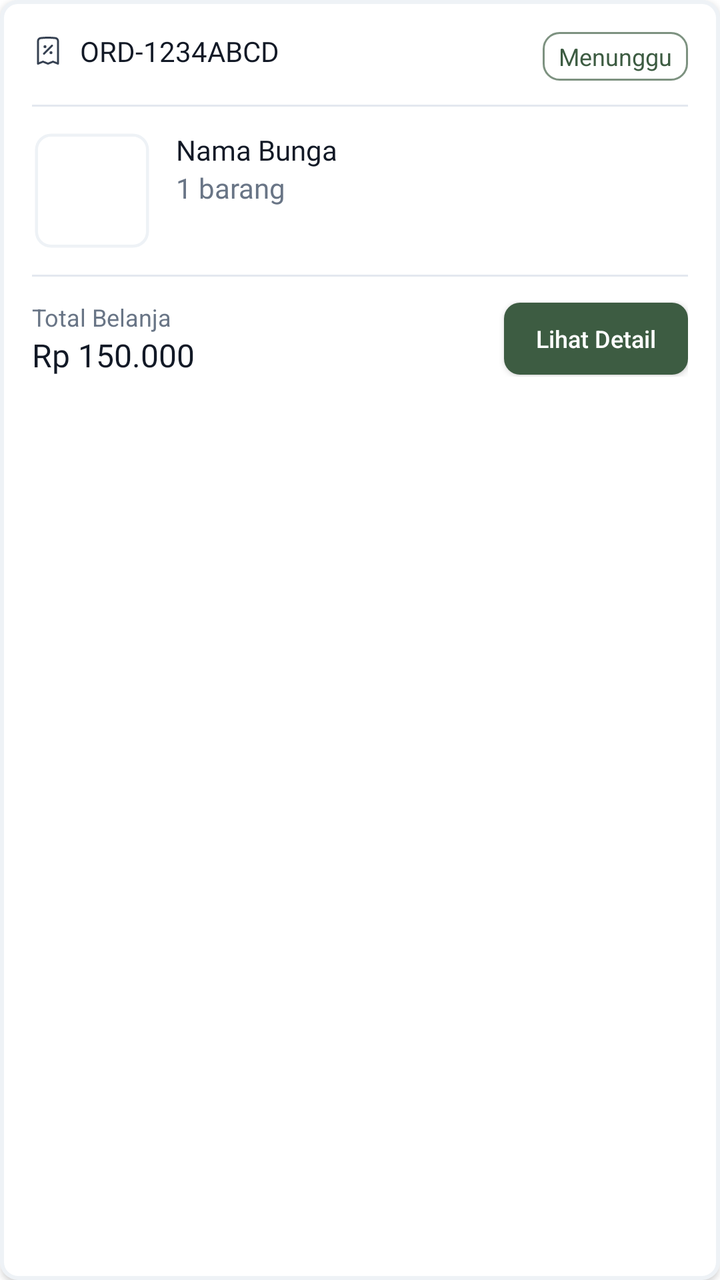
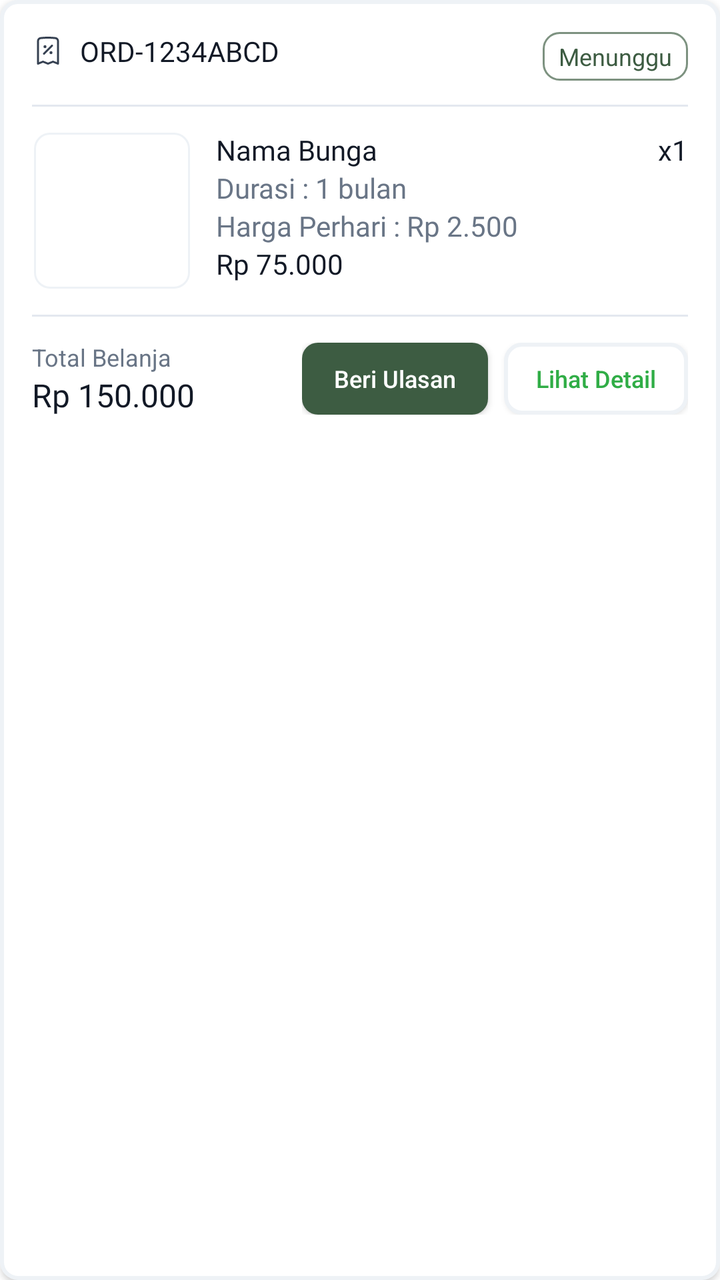

Compare the two renders of this Android layout. The source of the first and the diff that turns it into the second are given below.
<!-- AndroidManifest.xml: application theme Theme.Florist -->
<!-- res/layout/item_buyer_order.xml -->
<?xml version="1.0" encoding="utf-8"?>
<LinearLayout xmlns:android="http://schemas.android.com/apk/res/android"
    android:layout_width="match_parent"
    android:layout_height="wrap_content"
    xmlns:app="http://schemas.android.com/apk/res-auto"
    android:orientation="vertical"
    android:layout_marginHorizontal="16dp"
    android:layout_marginTop="12dp"
    android:background="@drawable/rounded_white_button"
    android:padding="16dp"
    android:elevation="2dp">

    <RelativeLayout
        android:layout_width="match_parent"
        android:layout_height="wrap_content"
        android:layout_marginBottom="12dp">

        <LinearLayout
            android:layout_width="wrap_content"
            android:layout_height="wrap_content"
            android:orientation="horizontal"
            android:gravity="center_vertical">

            <ImageView
                android:layout_width="16dp"
                android:layout_height="16dp"
                android:src="@drawable/ic_receipt"
                app:tint="@color/gray_700"/>

            <TextView
                android:id="@+id/tvOrderId"
                android:layout_width="wrap_content"
                android:layout_height="wrap_content"
                android:text="ORD-1234ABCD"
                android:textColor="@color/gray_900"
                style="@style/label_lg_bold"
                android:layout_marginStart="8dp"/>
        </LinearLayout>

        <TextView
            android:id="@+id/tvOrderStatus"
            android:layout_width="wrap_content"
            android:layout_height="wrap_content"
            android:text="Menunggu"
            android:textSize="12sp"
            android:textColor="@color/olive_500"
            android:background="@drawable/rounded_green_border_button"
            android:paddingHorizontal="8dp"
            android:paddingVertical="4dp"
            android:layout_alignParentEnd="true"
            android:layout_centerVertical="true"/>
    </RelativeLayout>

    <View
        android:layout_width="match_parent"
        android:layout_height="1dp"
        android:background="@color/gray_200"
        android:layout_marginBottom="12dp"/>

    <LinearLayout
        android:layout_width="match_parent"
        android:layout_height="wrap_content"
        android:orientation="horizontal">

        <ImageView
            android:id="@+id/imgOrderProduct"
            android:layout_width="60dp"
            android:layout_height="60dp"
            android:scaleType="centerCrop"
            android:background="@drawable/rounded_gray_layout"
            android:clipToOutline="true"/>

        <RelativeLayout
            android:layout_width="match_parent"
            android:layout_height="match_parent"
            android:layout_marginStart="12dp">

            <TextView
                android:id="@+id/tvOrderProductName"
                android:layout_width="match_parent"
                android:layout_height="wrap_content"
                android:text="Nama Bunga"
                android:textColor="@color/gray_900"
                style="@style/body_md_bold"
                android:maxLines="1"
                android:ellipsize="end"/>

            <TextView
                android:id="@+id/tvOrderQty"
                android:layout_width="wrap_content"
                android:layout_height="wrap_content"
                android:text="1 barang"
                android:textColor="@color/gray_500"
                style="@style/label_lg_regular"
                android:layout_below="@id/tvOrderProductName"/>

            <TextView
                android:id="@+id/tvMoreItems"
                android:layout_width="wrap_content"
                android:layout_height="wrap_content"
                android:text="+ 2 produk lainnya"
                android:textSize="12sp"
                android:textColor="@color/gray_700"
                android:layout_alignParentBottom="true"
                android:visibility="gone"/> </RelativeLayout>
    </LinearLayout>

    <View
        android:layout_width="match_parent"
        android:layout_height="1dp"
        android:background="@color/gray_200"
        android:layout_marginVertical="12dp"/>

    <RelativeLayout
        android:layout_width="match_parent"
        android:layout_height="wrap_content"
        android:gravity="center_vertical">

        <LinearLayout
            android:layout_width="wrap_content"
            android:layout_height="wrap_content"
            android:orientation="vertical">

            <TextView
                android:layout_width="wrap_content"
                android:layout_height="wrap_content"
                android:text="Total Belanja"
                android:textColor="@color/gray_500"
                android:textSize="12sp"/>

            <TextView
                android:id="@+id/tvOrderGrandTotal"
                android:layout_width="wrap_content"
                android:layout_height="wrap_content"
                android:text="Rp 150.000"
                android:textColor="@color/gray_900"
                style="@style/title_md_bold"/>
        </LinearLayout>

        <Button
            android:id="@+id/btnOrderAction"
            android:layout_width="wrap_content"
            android:layout_height="36dp"
            android:text="Lihat Detail"
            android:textSize="12sp"
            android:textColor="@color/white"
            android:background="@drawable/rounded_success_button"
            android:layout_alignParentEnd="true"
            android:layout_centerVertical="true"
            android:paddingHorizontal="16dp"
            android:textAllCaps="false"/>
    </RelativeLayout>
</LinearLayout>
<!-- resources referenced by this layout -->
<resources>
  <color name="gray_200">#E3E8EF</color>
  <color name="gray_500">#697586</color>
  <color name="gray_700">#364152</color>
  <color name="gray_900">#121926</color>
  <color name="olive_500">#3D5C42</color>
  <color name="white">#FFFFFF</color>
  <!-- drawable rounded_gray_layout (drawable) -->
  <?xml version="1.0" encoding="utf-8"?>
  <shape xmlns:android="http://schemas.android.com/apk/res/android"
      android:shape="rectangle">
  
      <solid android:color="@color/white"/>
      <stroke android:color="@color/border_tertiary" android:width="3dp"/>
      <corners android:bottomLeftRadius="8dp"
          android:bottomRightRadius="8dp"
          android:topLeftRadius="8dp"
          android:topRightRadius="8dp"/>
  
  </shape>
  <!-- drawable rounded_white_button (drawable) -->
  <?xml version="1.0" encoding="utf-8"?>
  <shape xmlns:android="http://schemas.android.com/apk/res/android"
      android:shape="rectangle">
  
      <solid android:color="@color/white"/>
      <stroke android:width="2dp" android:color="@color/gray_100"/>
      <corners
          android:bottomLeftRadius="8dp"
          android:bottomRightRadius="8dp"
          android:topLeftRadius="8dp"
          android:topRightRadius="8dp"
          />
  </shape>
  <style name="body_md_bold">
          <item name="android:fontFamily">@font/nunito_sans_bold</item>
          <item name="android:textSize">14sp</item>
          <item name="android:lineSpacingMultiplier">0.87</item>
          <item name="android:lineSpacingExtra">2sp</item>
      </style>
  <style name="label_lg_bold">
          <item name="android:fontFamily">@font/nunito_sans_bold</item>
          <item name="android:textSize">14sp</item>
          <item name="android:lineSpacingMultiplier">0.7</item>
          <item name="android:lineSpacingExtra">6sp</item>
      </style>
  <style name="label_lg_regular">
          <item name="android:fontFamily">@font/nunitosans_regular</item>
          <item name="android:textSize">14sp</item>
          <item name="android:lineSpacingMultiplier">0.7</item>
          <item name="android:lineSpacingExtra">6sp</item>
          <item name="android:textAllCaps">false</item>
      </style>
  <style name="title_md_bold">
          <item name="android:fontFamily">@font/nunito_sans_bold</item>
          <item name="android:textSize">16sp</item>
          <item name="android:lineSpacingMultiplier">0.44</item>
          <item name="android:lineSpacingExtra">10sp</item>
      </style>
  <color name="border_tertiary">@color/gray_100</color>
  <color name="border_accent">@color/olive_300</color>
  <color name="bg_accent">@color/olive_500</color>
  <color name="border_secondary">@color/gray_400</color>
  <color name="gray_100">#EEF2F6</color>
  <color name="main_color">#3D5C42</color>
  <color name="teal_200">#FF03DAC5</color>
  <color name="teal_700">#FF018786</color>
  <color name="black">#121926</color>
  <!-- drawable rounded_normal_edittext (drawable) -->
  <?xml version="1.0" encoding="utf-8"?>
  <shape xmlns:android="http://schemas.android.com/apk/res/android"
      android:shape="rectangle">
  
      <solid android:color="@color/white"/>
      <stroke android:color="@color/border_secondary" android:width="1dp"/>
      <corners android:bottomLeftRadius="8dp"
          android:bottomRightRadius="8dp"
          android:topLeftRadius="8dp"
          android:topRightRadius="8dp"/>
  
  </shape>
  <color name="olive_300">#7D9280</color>
  <color name="gray_400">#9AA4B2</color>
  <!-- unchanged entries left out for length: 4 -->
</resources>

<!-- the commit's change to res/layout/item_buyer_order.xml (unified diff, before → after) -->
@@ -64,8 +64,8 @@
 
         <ImageView
             android:id="@+id/imgOrderProduct"
-            android:layout_width="60dp"
-            android:layout_height="60dp"
+            android:layout_width="80dp"
+            android:layout_height="80dp"
             android:scaleType="centerCrop"
             android:background="@drawable/rounded_gray_layout"
             android:clipToOutline="true"/>
@@ -86,23 +86,42 @@
                 android:ellipsize="end"/>
 
             <TextView
-                android:id="@+id/tvOrderQty"
+                android:id="@+id/tvDuration"
                 android:layout_width="wrap_content"
                 android:layout_height="wrap_content"
-                android:text="1 barang"
+                android:text="Durasi : 1 bulan"
                 android:textColor="@color/gray_500"
                 style="@style/label_lg_regular"
                 android:layout_below="@id/tvOrderProductName"/>
 
             <TextView
-                android:id="@+id/tvMoreItems"
+                android:id="@+id/tvDurationPrice"
                 android:layout_width="wrap_content"
                 android:layout_height="wrap_content"
-                android:text="+ 2 produk lainnya"
-                android:textSize="12sp"
-                android:textColor="@color/gray_700"
-                android:layout_alignParentBottom="true"
-                android:visibility="gone"/> </RelativeLayout>
+                android:text="Harga Perhari : Rp 2.500"
+                android:textColor="@color/gray_500"
+                style="@style/label_lg_regular"
+                android:layout_below="@id/tvDuration"/>
+
+            <TextView
+                android:id="@+id/tvTotalPrice"
+                android:layout_width="wrap_content"
+                android:layout_height="wrap_content"
+                android:text="Rp 75.000"
+                android:textColor="@color/text_primary"
+                style="@style/body_md_medium"
+                android:layout_below="@id/tvDurationPrice"/>
+
+            <TextView
+                android:id="@+id/tvOrderQty"
+                android:layout_width="wrap_content"
+                android:layout_height="wrap_content"
+                android:text="x1"
+                android:textColor="@color/text_primary"
+                style="@style/body_md_medium"
+                android:layout_alignParentEnd="true"/>
+
+        </RelativeLayout>
     </LinearLayout>
 
     <View
@@ -137,17 +156,37 @@
                 style="@style/title_md_bold"/>
         </LinearLayout>
 
-        <Button
-            android:id="@+id/btnOrderAction"
+
+
+        <LinearLayout
             android:layout_width="wrap_content"
-            android:layout_height="36dp"
-            android:text="Lihat Detail"
-            android:textSize="12sp"
-            android:textColor="@color/white"
-            android:background="@drawable/rounded_success_button"
+            android:layout_height="wrap_content"
+            android:orientation="horizontal"
             android:layout_alignParentEnd="true"
-            android:layout_centerVertical="true"
-            android:paddingHorizontal="16dp"
-            android:textAllCaps="false"/>
-    </RelativeLayout>
+            android:layout_centerVertical="true">
+
+            <androidx.appcompat.widget.AppCompatButton
+                android:id="@+id/btnReviewAction"
+                android:layout_width="wrap_content"
+                android:layout_height="36dp"
+                android:text="Beri Ulasan"
+                android:textSize="12sp"
+                android:textColor="@color/white"
+                android:background="@drawable/rounded_success_button"
+                android:paddingHorizontal="16dp"
+                android:textAllCaps="false"
+                android:layout_marginEnd="8dp"
+                android:visibility="visible"/>
+
+            <androidx.appcompat.widget.AppCompatButton
+                android:id="@+id/btnOrderAction"
+                android:layout_width="wrap_content"
+                android:layout_height="36dp"
+                android:text="Lihat Detail"
+                android:textSize="12sp"
+                android:textColor="@color/text_success"
+                android:background="@drawable/rounded_white_button"
+                android:paddingHorizontal="16dp"
+                android:textAllCaps="false"/>
+        </LinearLayout>    </RelativeLayout>
 </LinearLayout>
<!-- resource entries referenced after the edit -->
@@ -5,6 +5,8 @@
   <color name="gray_700">#364152</color>
   <color name="gray_900">#121926</color>
   <color name="olive_500">#3D5C42</color>
+  <color name="text_primary">@color/gray_900</color>
+  <color name="text_success">@color/green_500</color>
   <color name="white">#FFFFFF</color>
   <!-- drawable rounded_gray_layout (drawable) -->
   <?xml version="1.0" encoding="utf-8"?>
@@ -12,7 +14,7 @@
       android:shape="rectangle">
   
       <solid android:color="@color/white"/>
-      <stroke android:color="@color/border_tertiary" android:width="3dp"/>
+      <stroke android:color="@color/border_tertiary" android:width="2dp"/>
       <corners android:bottomLeftRadius="8dp"
           android:bottomRightRadius="8dp"
           android:topLeftRadius="8dp"
@@ -39,6 +41,12 @@
           <item name="android:lineSpacingMultiplier">0.87</item>
           <item name="android:lineSpacingExtra">2sp</item>
       </style>
+  <style name="body_md_medium">
+          <item name="android:fontFamily">@font/nunitosans_regular</item>
+          <item name="android:textSize">14sp</item>
+          <item name="android:lineSpacingMultiplier">0.8</item>
+          <item name="android:lineSpacingExtra">4sp</item>
+      </style>
   <style name="label_lg_bold">
           <item name="android:fontFamily">@font/nunito_sans_bold</item>
           <item name="android:textSize">14sp</item>
@@ -58,6 +66,7 @@
           <item name="android:lineSpacingMultiplier">0.44</item>
           <item name="android:lineSpacingExtra">10sp</item>
       </style>
+  <color name="green_500">#30AD46</color>
   <color name="border_tertiary">@color/gray_100</color>
   <color name="border_accent">@color/olive_300</color>
   <color name="bg_accent">@color/olive_500</color>
